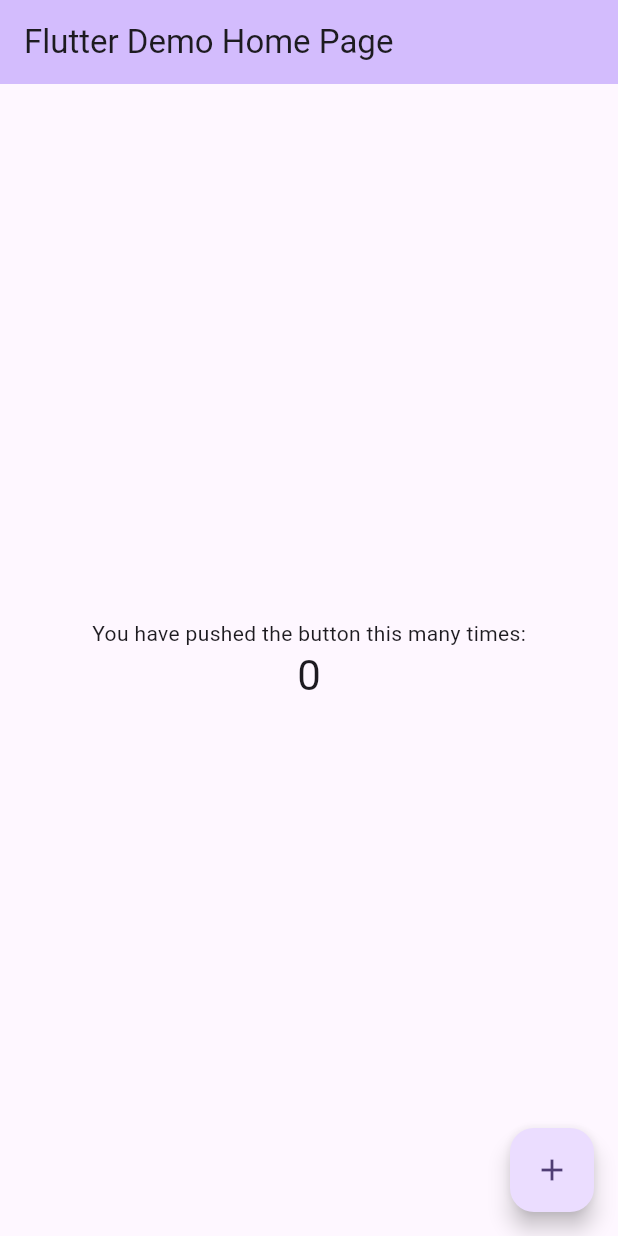
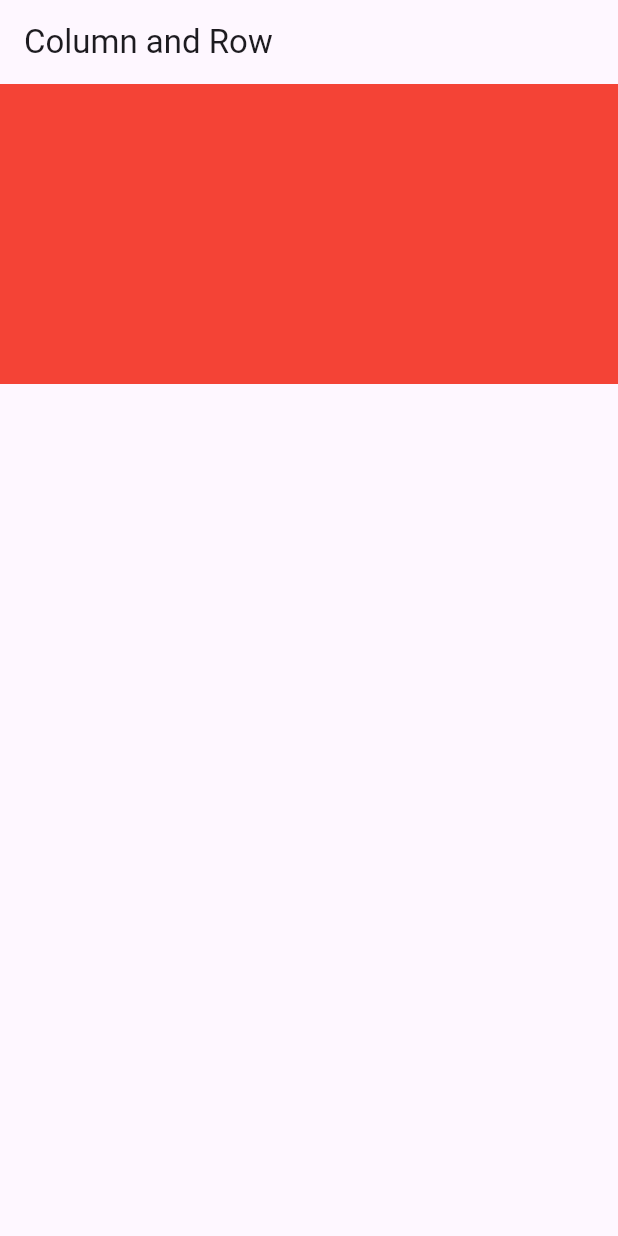
Before and after one commit to AmanturZhaparov/flutter_tasks, a Flutter app: the screen it shows after launch, on a phone screen of 412 x 824 dp. Run offline on Flutter 3.47's test engine with Material 3 defaults, Android fonts, the phone set to English and light mode, and no system bars.

Commit message:
feat: added container

```diff
--- a/lib/main.dart
+++ b/lib/main.dart
@@ -1,4 +1,5 @@
 import 'package:flutter/material.dart';
+import 'package:flutter_tasks/tasks/colum_row.dart';
 
 void main() {
   runApp(const MyApp());
@@ -7,119 +8,15 @@ void main() {
 class MyApp extends StatelessWidget {
   const MyApp({super.key});
 
-  // This widget is the root of your application.
   @override
   Widget build(BuildContext context) {
     return MaterialApp(
       title: 'Flutter Demo',
       theme: ThemeData(
-        // This is the theme of your application.
-        //
-        // TRY THIS: Try running your application with "flutter run". You'll see
-        // the application has a purple toolbar. Then, without quitting the app,
-        // try changing the seedColor in the colorScheme below to Colors.green
-        // and then invoke "hot reload" (save your changes or press the "hot
-        // reload" button in a Flutter-supported IDE, or press "r" if you used
-        // the command line to start the app).
-        //
-        // Notice that the counter didn't reset back to zero; the application
-        // state is not lost during the reload. To reset the state, use hot
-        // restart instead.
-        //
-        // This works for code too, not just values: Most code changes can be
-        // tested with just a hot reload.
         colorScheme: ColorScheme.fromSeed(seedColor: Colors.deepPurple),
         useMaterial3: true,
       ),
-      home: const MyHomePage(title: 'Flutter Demo Home Page'),
+      home: ColumnRow(),
     );
   }
 }
-
-class MyHomePage extends StatefulWidget {
-  const MyHomePage({super.key, required this.title});
-
-  // This widget is the home page of your application. It is stateful, meaning
-  // that it has a State object (defined below) that contains fields that affect
-  // how it looks.
-
-  // This class is the configuration for the state. It holds the values (in this
-  // case the title) provided by the parent (in this case the App widget) and
-  // used by the build method of the State. Fields in a Widget subclass are
-  // always marked "final".
-
-  final String title;
-
-  @override
-  State<MyHomePage> createState() => _MyHomePageState();
-}
-
-class _MyHomePageState extends State<MyHomePage> {
-  int _counter = 0;
-
-  void _incrementCounter() {
-    setState(() {
-      // This call to setState tells the Flutter framework that something has
-      // changed in this State, which causes it to rerun the build method below
-      // so that the display can reflect the updated values. If we changed
-      // _counter without calling setState(), then the build method would not be
-      // called again, and so nothing would appear to happen.
-      _counter++;
-    });
-  }
-
-  @override
-  Widget build(BuildContext context) {
-    // This method is rerun every time setState is called, for instance as done
-    // by the _incrementCounter method above.
-    //
-    // The Flutter framework has been optimized to make rerunning build methods
-    // fast, so that you can just rebuild anything that needs updating rather
-    // than having to individually change instances of widgets.
-    return Scaffold(
-      appBar: AppBar(
-        // TRY THIS: Try changing the color here to a specific color (to
-        // Colors.amber, perhaps?) and trigger a hot reload to see the AppBar
-        // change color while the other colors stay the same.
-        backgroundColor: Theme.of(context).colorScheme.inversePrimary,
-        // Here we take the value from the MyHomePage object that was created by
-        // the App.build method, and use it to set our appbar title.
-        title: Text(widget.title),
-      ),
-      body: Center(
-        // Center is a layout widget. It takes a single child and positions it
-        // in the middle of the parent.
-        child: Column(
-          // Column is also a layout widget. It takes a list of children and
-          // arranges them vertically. By default, it sizes itself to fit its
-          // children horizontally, and tries to be as tall as its parent.
-          //
-          // Column has various properties to control how it sizes itself and
-          // how it positions its children. Here we use mainAxisAlignment to
-          // center the children vertically; the main axis here is the vertical
-          // axis because Columns are vertical (the cross axis would be
-          // horizontal).
-          //
-          // TRY THIS: Invoke "debug painting" (choose the "Toggle Debug Paint"
-          // action in the IDE, or press "p" in the console), to see the
-          // wireframe for each widget.
-          mainAxisAlignment: MainAxisAlignment.center,
-          children: <Widget>[
-            const Text(
-              'You have pushed the button this many times:',
-            ),
-            Text(
-              '$_counter',
-              style: Theme.of(context).textTheme.headlineMedium,
-            ),
-          ],
-        ),
-      ),
-      floatingActionButton: FloatingActionButton(
-        onPressed: _incrementCounter,
-        tooltip: 'Increment',
-        child: const Icon(Icons.add),
-      ), // This trailing comma makes auto-formatting nicer for build methods.
-    );
-  }
-}
--- a/lib/tasks/colum_row.dart
+++ b/lib/tasks/colum_row.dart
@@ -1,12 +1,15 @@
 import 'package:flutter/material.dart';
 
-class MyWidget extends StatelessWidget {
-  const MyWidget({super.key});
+class ColumnRow extends StatelessWidget {
+  const ColumnRow({super.key});
 
   @override
   Widget build(BuildContext context) {
-    return const Scaffold(
-      body: Column(),
+    return  Scaffold(
+      appBar: AppBar(title: Text("Column and Row"),),
+      body: Column(
+        children: [Container(height: 200, color: Colors.red,)],
+      ),
     );
   }
 }
```
